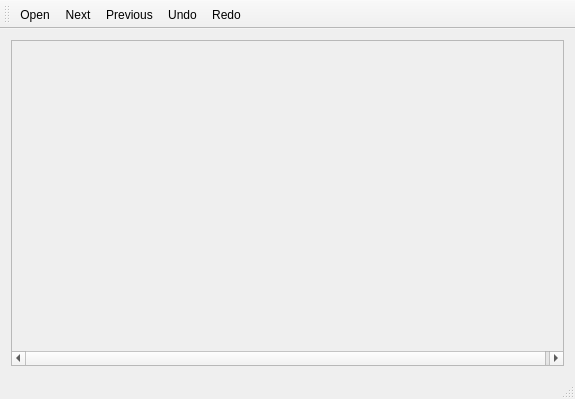
The window that trunk/iwbc_demo/mainwindow.ui (zeliboba7/watchntouch) describes before a commit, drawn with Qt 5.
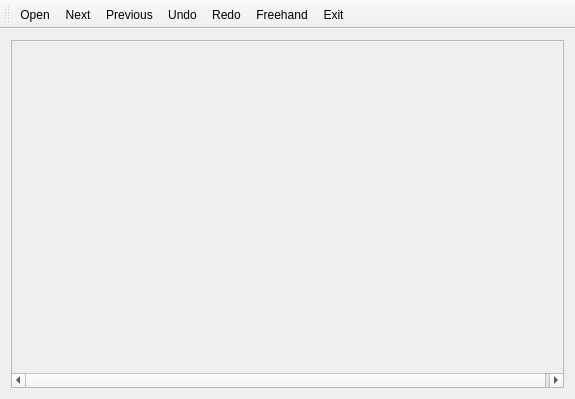
The same window after the commit.

The edit to the form file:
```diff
--- a/trunk/iwbc_demo/mainwindow.ui
+++ b/trunk/iwbc_demo/mainwindow.ui
@@ -29,7 +29,7 @@
          <x>0</x>
          <y>0</y>
          <width>555</width>
-         <height>305</height>
+         <height>327</height>
         </rect>
        </property>
       </widget>
@@ -59,8 +59,9 @@
    <addaction name="actionPrevious"/>
    <addaction name="actionUndo"/>
    <addaction name="actionRedo"/>
+   <addaction name="actionFreehand"/>
+   <addaction name="actionExit"/>
   </widget>
-  <widget class="QStatusBar" name="statusBar"/>
   <action name="actionNext">
    <property name="text">
     <string>Next</string>
@@ -101,6 +102,16 @@
     <string>Ctrl+O</string>
    </property>
   </action>
+  <action name="actionExit">
+   <property name="text">
+    <string>Exit</string>
+   </property>
+  </action>
+  <action name="actionFreehand">
+   <property name="text">
+    <string>Freehand</string>
+   </property>
+  </action>
  </widget>
  <layoutdefault spacing="6" margin="11"/>
  <resources/>
```
